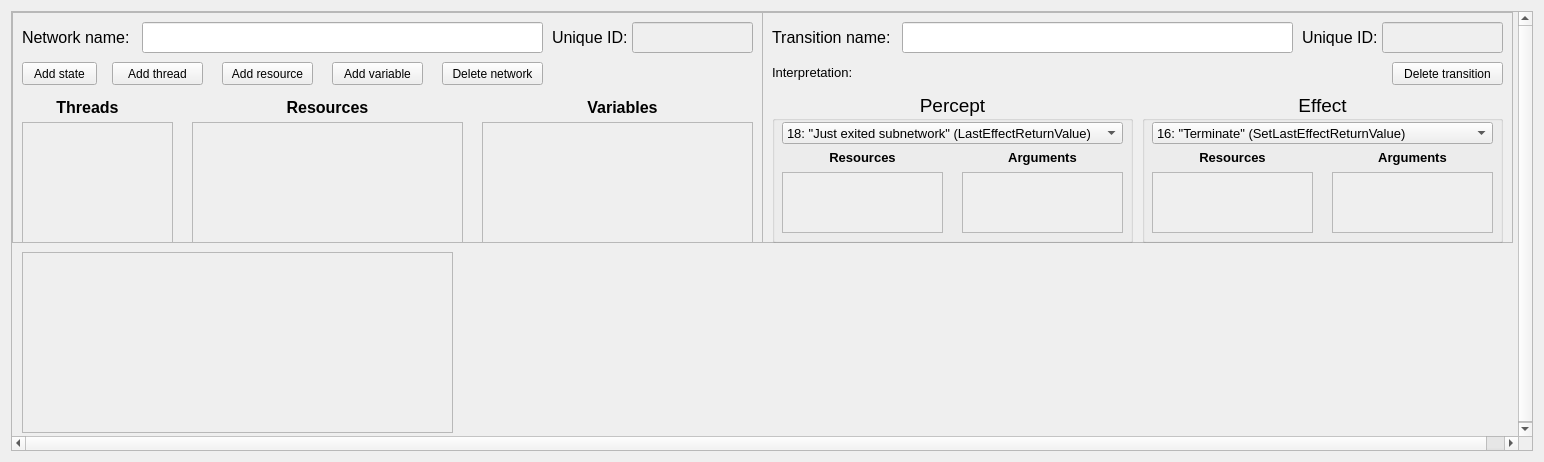
This is editor/UI/UI_NetworkContainer.ui in leiftiger/EG_Tools as Qt 5 draws it before an edit. The edited form follows.
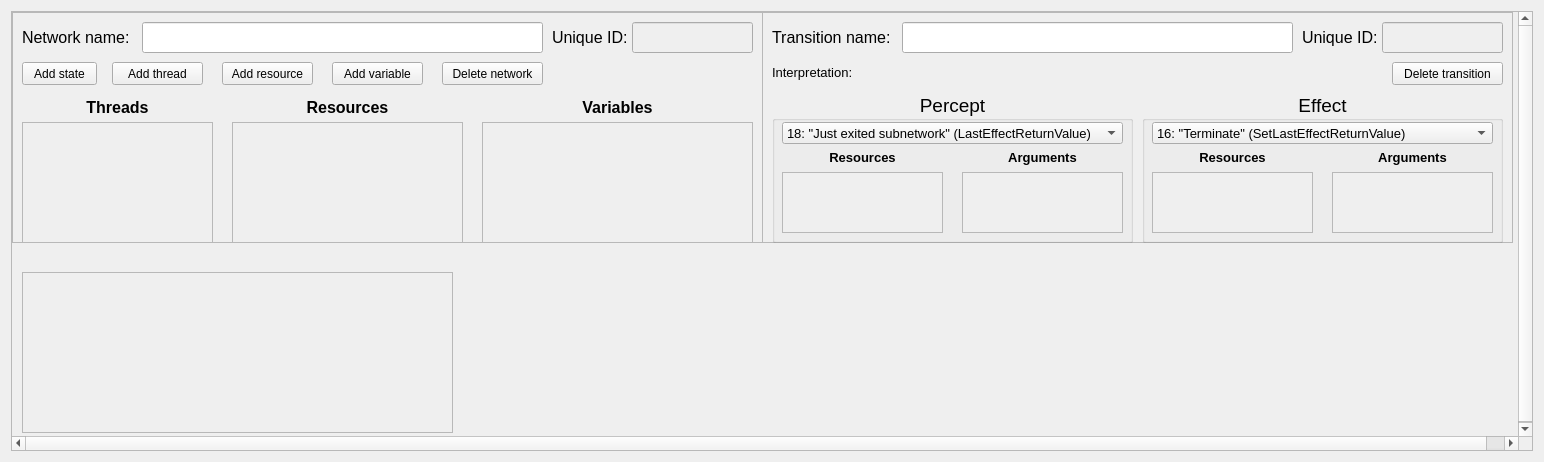
This is the edited form. Custom widgets are drawn as their Qt base class.

What changed in the file:
```diff
--- a/editor/UI/UI_NetworkContainer.ui
+++ b/editor/UI/UI_NetworkContainer.ui
@@ -47,9 +47,9 @@
        <property name="geometry">
         <rect>
          <x>10</x>
-         <y>240</y>
+         <y>260</y>
          <width>431</width>
-         <height>181</height>
+         <height>161</height>
         </rect>
        </property>
        <property name="frameShape">
@@ -559,9 +559,9 @@
        <widget class="QLabel" name="label_3">
         <property name="geometry">
          <rect>
-          <x>180</x>
+          <x>220</x>
           <y>80</y>
-          <width>271</width>
+          <width>231</width>
           <height>31</height>
          </rect>
         </property>
@@ -587,7 +587,7 @@
          <rect>
           <x>470</x>
           <y>80</y>
-          <width>281</width>
+          <width>271</width>
           <height>31</height>
          </rect>
         </property>
@@ -728,9 +728,9 @@
        <widget class="QLabel" name="label_6">
         <property name="geometry">
          <rect>
-          <x>0</x>
+          <x>10</x>
           <y>80</y>
-          <width>151</width>
+          <width>191</width>
           <height>31</height>
          </rect>
         </property>
@@ -769,7 +769,7 @@
          <rect>
           <x>10</x>
           <y>110</y>
-          <width>151</width>
+          <width>191</width>
           <height>121</height>
          </rect>
         </property>
@@ -781,7 +781,7 @@
           <rect>
            <x>0</x>
            <y>0</y>
-           <width>149</width>
+           <width>189</width>
            <height>119</height>
           </rect>
          </property>
@@ -790,9 +790,9 @@
        <widget class="QScrollArea" name="scrollArea_3">
         <property name="geometry">
          <rect>
-          <x>180</x>
+          <x>220</x>
           <y>110</y>
-          <width>271</width>
+          <width>231</width>
           <height>121</height>
          </rect>
         </property>
@@ -804,7 +804,7 @@
           <rect>
            <x>0</x>
            <y>0</y>
-           <width>269</width>
+           <width>229</width>
            <height>119</height>
           </rect>
          </property>
```
Left out of the diff: 2 changed lines with no effect on the pictures.
